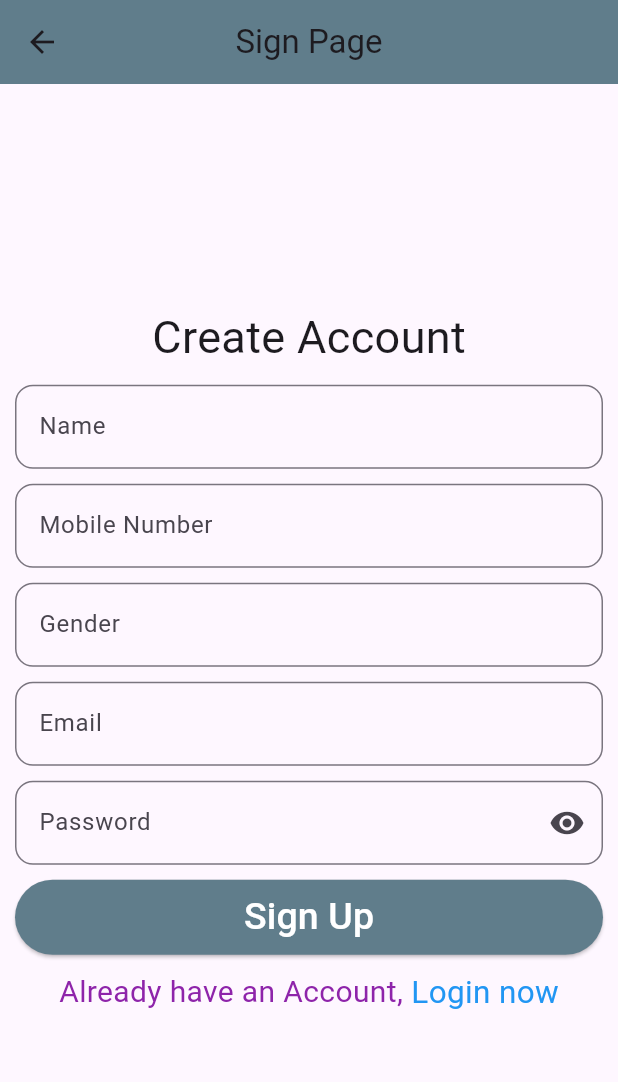
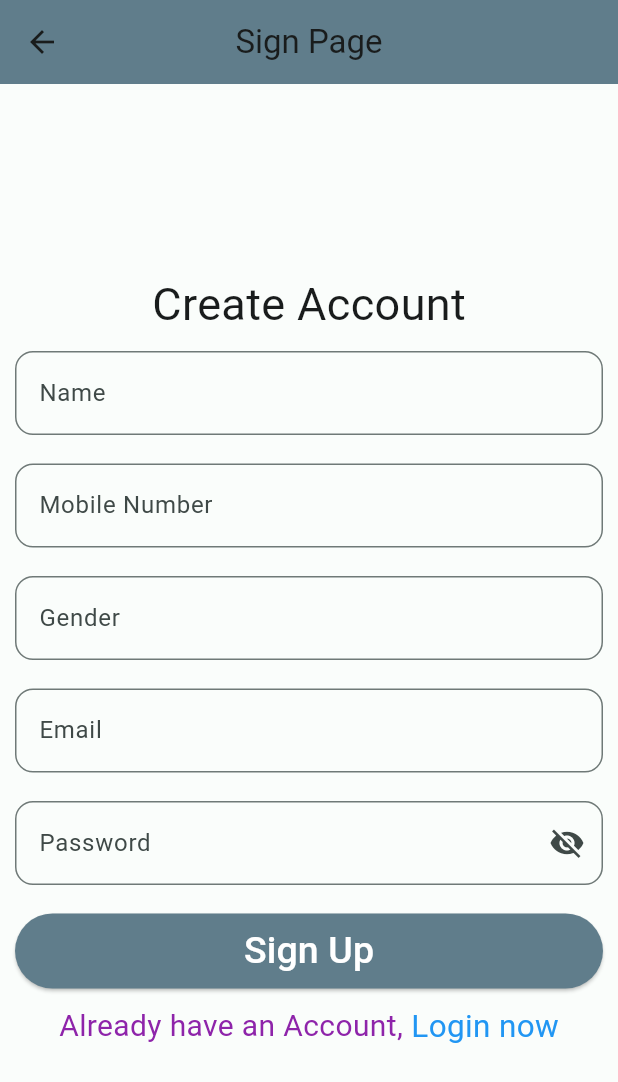
Before and after one commit to DineshSindhi/todo-app, a Flutter app: the screen it shows after launch, after a tap on "Create Account now", on a phone screen of 412 x 824 dp. Shown: the top 1082 px of the screen. Run offline on Flutter 3.47's test engine with Material 3 defaults, Android fonts, the phone set to English and light mode, and no system bars; our stand-ins replace cloud_firestore, firebase_auth, firebase_core, firebase_storage, image_cropper, image_picker and 1 more; accounts and stored records are empty.

Commit message:
todo app firebase login and profile

```diff
--- a/lib/data/model/todo_model.dart
+++ b/lib/data/model/todo_model.dart
@@ -7,6 +7,7 @@ class TodoModel {
   String? priority;
   bool? isCompleted;
 
+
   TodoModel(
       {required this.title,
       required this.taskDesc,
@@ -14,7 +15,8 @@ class TodoModel {
        this.userId,
         this.completedAt,
         this.isCompleted=false,
-       this.priority='1'
+       this.priority='1',
+
       });
 
   factory TodoModel.fromDoc(Map<String, dynamic> doc) {
--- a/lib/data/model/user_model.dart
+++ b/lib/data/model/user_model.dart
@@ -5,8 +5,10 @@ class UserModel{
  String? mob;
  String? gender;
  String? name;
+ String? image;
 
- UserModel({required this.email, required this.pass, required this.mob,required  this.gender, required this.name,required this.uid});
+
+ UserModel({required this.email, required this.pass, required this.mob,required  this.gender, required this.name,required this.uid, this.image=''});
   factory UserModel.fromDoc(Map<String,dynamic>doc){
     return UserModel(
         email: doc['email'],
@@ -15,6 +17,7 @@ class UserModel{
         gender: doc['gender'],
         name: doc['name'],
       uid: doc['uid'],
+      image: doc['image']
     );
   }
 
@@ -26,6 +29,7 @@ class UserModel{
       'gender':gender,
       'name':name,
       'uid':uid,
+      'image':image
     };
   }
 }
--- /dev/null
+++ b/lib/domain/app_theme/theme_provider.dart
@@ -0,0 +1,12 @@
+
+import 'package:flutter/material.dart';
+class ThemeProvider extends ChangeNotifier{
+  bool _isDark=false;
+
+  bool get Theme{
+    return _isDark;}
+  set Theme(bool value){
+    _isDark=value;
+    notifyListeners();
+  }
+}
--- a/lib/domain/ui_helper.dart
+++ b/lib/domain/ui_helper.dart
@@ -2,7 +2,10 @@ import 'package:flutter/material.dart';
 
 myTextFiled({required TextEditingController controllerName,required String label, String? hint,keyboardType=TextInputType.text,
   String? suffixText,Icon? suffixIcon,String? prefixText,bool obscureText=false}){
-  return TextField(
+  return Container(
+    height: 65,
+    width: 500,
+    child: TextField(
       controller: controllerName,
       keyboardType: keyboardType,
       obscureText: obscureText,
@@ -12,6 +15,7 @@ myTextFiled({required TextEditingController controllerName,required String label
         suffixIcon: suffixIcon,
         prefixText: prefixText,
         border: OutlineInputBorder(borderRadius: BorderRadius.circular(12)),
+      ),
     ),
   );
 }
--- a/lib/main.dart
+++ b/lib/main.dart
@@ -1,27 +1,31 @@
 import 'package:firebase_core/firebase_core.dart';
 import 'package:flutter/material.dart';
-import 'package:todo_app/presentation/screens/home/profile_page.dart';
+import 'package:provider/provider.dart';
 import 'package:todo_app/presentation/screens/splash_screen/splash_page.dart';
 
+import 'domain/app_theme/theme.dart';
+import 'domain/app_theme/theme_provider.dart';
 import 'firebase_options.dart';
 
  void main() async {
   WidgetsFlutterBinding.ensureInitialized();
   await Firebase.initializeApp(options: DefaultFirebaseOptions.currentPlatform);
-  runApp(const MyApp());
+  runApp(MultiProvider(providers: [
+      ChangeNotifierProvider(create: (context) => ThemeProvider()),
+      //ChangeNotifierProvider(create: (context) => TodoProvider()),
+  ],child:MyApp() ,));
+
 }
 
 class MyApp extends StatelessWidget {
   const MyApp({super.key});
   @override
   Widget build(BuildContext context) {
+    var Dark=context.watch<ThemeProvider>().Theme;
     return MaterialApp(
       title: 'Flutter Demo',
       debugShowCheckedModeBanner: false,
-      theme: ThemeData(
-        colorScheme: ColorScheme.fromSeed(seedColor: Colors.deepPurple),
-        useMaterial3: true,
-      ),
+      theme: Dark ? darkTheme:lightTheme,
       home:SplashPage(),
     );
   }
--- a/lib/presentation/screens/on_board/login_page.dart
+++ b/lib/presentation/screens/on_board/login_page.dart
@@ -25,11 +25,11 @@ class LoginPage extends StatelessWidget {
             mySizeBox(),
             myTextFiled(controllerName: emailController, label: 'Email',hint: 'Enter your Email'),
             mySizeBox(),
-            myPassController(controllerName: passController, label: 'Password',hint: 'Enter your Password'),
-            //myTextFiled(controllerName: passController, label: 'Password',hint: 'Enter your Password',suffixIcon: Icon(Icons.visibility_off),obscureText: true),
+            //myPassController(controllerName: passController, label: 'Password',hint: 'Enter your Password'),
+            myTextFiled(controllerName: passController, label: 'Password',hint: 'Enter your Password',suffixIcon: Icon(Icons.visibility_off),obscureText: true),
             mySizeBox(),
             Container(
-              width: double.infinity,
+              width: 500,
               height: 50,
               child: ElevatedButton(onPressed: () async {
                 if(emailController.text.isNotEmpty&&passController.text.isNotEmpty){
--- a/lib/presentation/screens/on_board/sign_up_page.dart
+++ b/lib/presentation/screens/on_board/sign_up_page.dart
@@ -15,8 +15,10 @@ class SignPage extends StatelessWidget {
   late CollectionReference mUsers;
   @override
   Widget build(BuildContext context) {
+   // var isKey= MediaQuery.of(context).viewInsets.bottom !=0;
     mUsers=fireStore.collection('users');
     return Scaffold(
+      resizeToAvoidBottomInset: false,
       appBar: myAppBar('Sign Page'),
       body: Padding(
         padding: const EdgeInsets.only(left: 10,right: 10),
@@ -32,11 +34,11 @@ class SignPage extends StatelessWidget {
             mySizeBox(),
             myTextFiled(controllerName: emailController, label: 'Email',hint: 'Enter your Email',),
             mySizeBox(),
-            myPassController(controllerName: passController, label: 'Password',hint: 'Enter your Password'),
-            //myTextFiled(controllerName: passController, label: 'Password',hint: 'Enter your Password',suffixIcon: Icon(Icons.visibility_off),obscureText: true),
+            //myPassController(controllerName: passController, label: 'Password',hint: 'Enter your Password'),
+            myTextFiled(controllerName: passController, label: 'Password',hint: 'Enter your Password',suffixIcon: Icon(Icons.visibility_off),obscureText: true),
             mySizeBox(),
             Container(
-              width: double.infinity,
+              width: 500,
               height: 50,
               child: ElevatedButton(onPressed: () async {
                 if(emailController.text.isNotEmpty&&passController.text.isNotEmpty&&mobController.text.isNotEmpty&&
--- a/lib/presentation/screens/splash_screen/splash_page.dart
+++ b/lib/presentation/screens/splash_screen/splash_page.dart
@@ -1,11 +1,7 @@
 import 'dart:async';
-
 import 'package:firebase_auth/firebase_auth.dart';
 import 'package:flutter/material.dart';
-import 'package:shared_preferences/shared_preferences.dart';
 import 'package:todo_app/presentation/screens/home/home_page.dart';
-import 'package:todo_app/presentation/screens/home/todo_page.dart';
-
 import '../on_board/login_page.dart';
 
 class SplashPage extends StatefulWidget {
@@ -27,12 +23,12 @@ class _SplashPageState extends State<SplashPage> {
 
     if(user != null){
       print(user);
-      Timer(Duration(seconds: 2), () {
+      Timer(Duration(seconds: 4), () {
         Navigator.pushReplacement(context,MaterialPageRoute(builder: (context) => HomePage(),));
       });
     }
     else{
-      Timer(Duration(seconds: 2), () {
+      Timer(Duration(seconds: 4), () {
         Navigator.pushReplacement(context,MaterialPageRoute(builder: (context) => LoginPage(),));
       });
     }
--- a/pubspec.yaml
+++ b/pubspec.yaml
@@ -40,6 +40,10 @@ dependencies:
   cloud_firestore: ^4.17.5
   intl: ^0.19.0
   shared_preferences: ^2.2.3
+  provider: ^6.1.2
+  image_cropper: ^7.0.4
+  image_picker: ^1.1.2
+  firebase_storage: ^11.7.7
 
 dev_dependencies:
   flutter_test:
```
Also changed, not shown: lib/domain/app_theme/theme.dart (added, +71 -0 lines), lib/presentation/screens/home/home_page.dart (+5 -2 lines), lib/presentation/screens/home/photo.dart (added, +137 -0 lines), lib/presentation/screens/home/profile_page.dart (+7 -4 lines), lib/presentation/screens/home/todo_page.dart (+42 -19 lines), lib/presentation/screens/home/todo_provider.dart (added, +41 -0 lines), pubspec.lock, 6 other files. Lines whose indentation alone changed are shown as unchanged.
